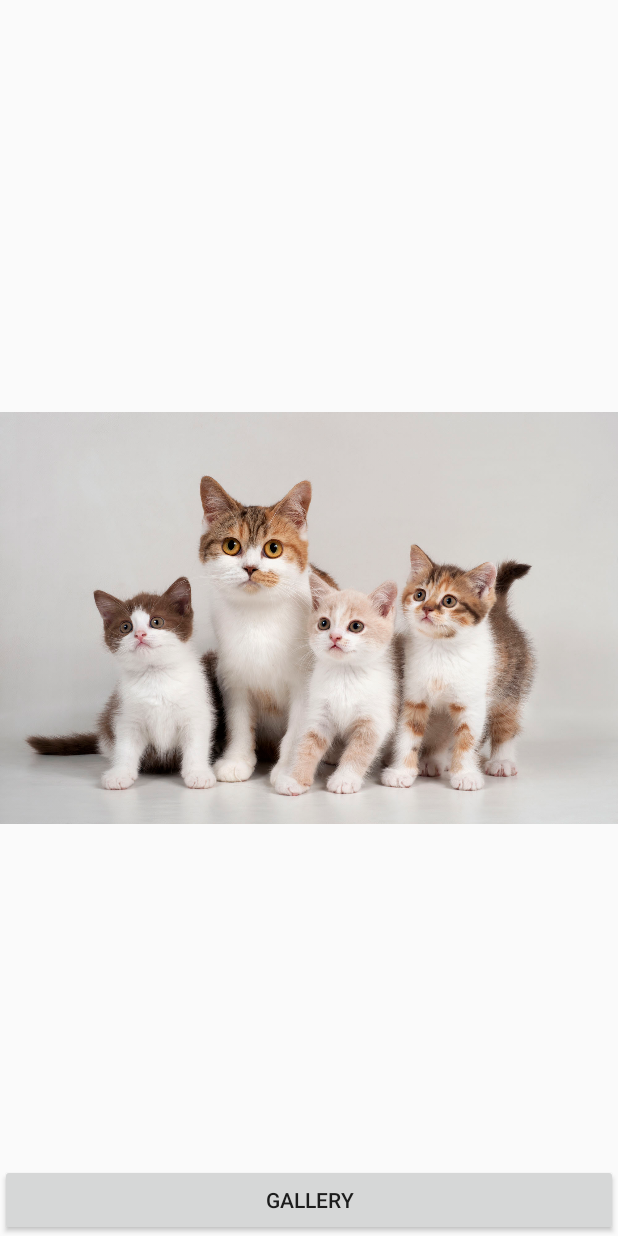
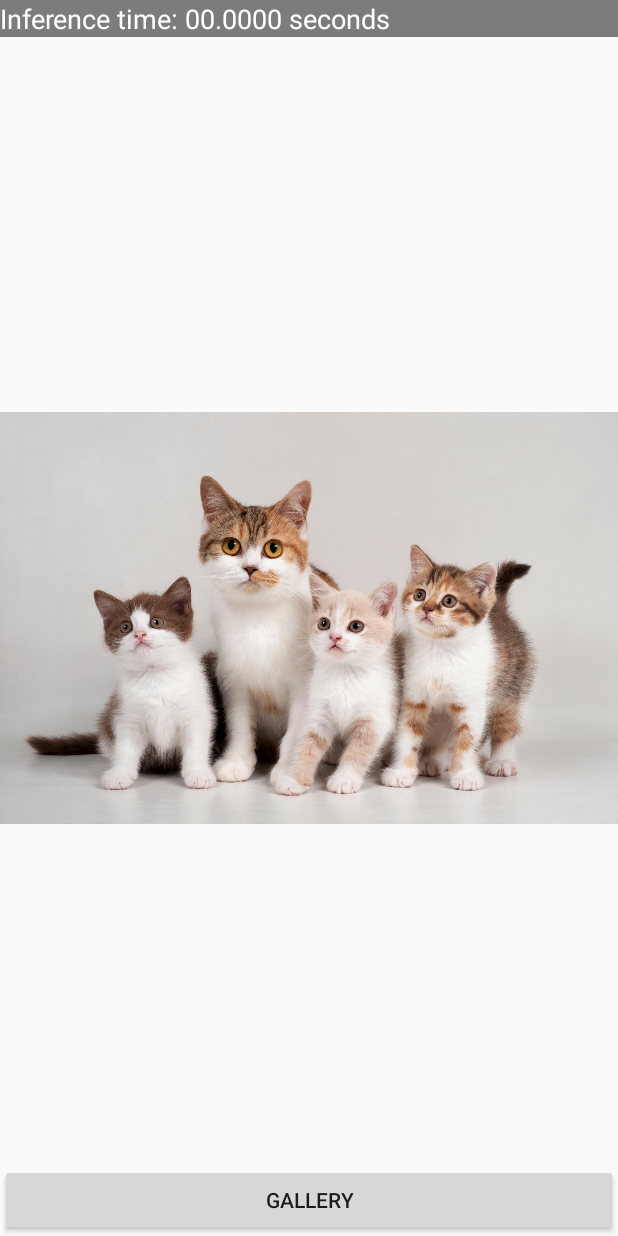
Before and after one commit to temirgaliyev/pytorch_mobile_detection, an Android app: the screen it shows after launch (MainActivity), on a phone screen of 412 x 824 dp. Run offline under Robolectric (Android 15) with nearby library versions, the phone set to English and light mode, and no system bars; 5 statements that could not run were skipped.

Commit message:
add&refactor: DETR, inference time, abstraction

```diff
--- a/app/src/main/java/org/pytorch/helloworld/AbstractDetection.java
+++ b/app/src/main/java/org/pytorch/helloworld/AbstractDetection.java
@@ -1,10 +1,68 @@
 package org.pytorch.helloworld;
 
+import android.content.Context;
 import android.graphics.Bitmap;
 
+import org.pytorch.IValue;
+import org.pytorch.Module;
+import org.pytorch.Tensor;
+import org.pytorch.helloworld.SSD.SSDUtils;
+
+import java.io.IOException;
 import java.util.ArrayList;
+import java.util.Arrays;
+
+import static org.pytorch.helloworld.Utils.assetFilePath;
 
 public abstract class AbstractDetection {
+    private Module module;
+    private long inferenceTime;
+    protected String moduleName;
+
+    public void loadModule(Context context) throws IOException {
+        module = Module.load(assetFilePath(context, moduleName));
+    }
+
+    public IValue forward(Tensor inputTensor){
+        long startTime = System.currentTimeMillis();
+        IValue output = module.forward(IValue.from(inputTensor));
+        long endTime = System.currentTimeMillis();
+        inferenceTime = endTime - startTime;
+        return output;
+    }
+
+    public ArrayList<Box> postprocess(IValue[] outputTensor, long NUM_CLASSES){
+        float[] confidencesTensor = outputTensor[0].toTensor().getDataAsFloatArray();
+        long[] confidencesShape = outputTensor[0].toTensor().shape();
+        float[] locationsTensor = outputTensor[1].toTensor().getDataAsFloatArray();
+        long[] locationsShape = outputTensor[1].toTensor().shape();
+
+        ArrayList<Box> locations = new ArrayList<>();
+
+        for (int i = 0; i < confidencesShape[1]; i++) {
+            int confidencesFrom = (int) (i * NUM_CLASSES);
+            int confidencesTo = (int) (confidencesFrom + NUM_CLASSES);
+
+            float[] confidence = Arrays.copyOfRange(confidencesTensor, confidencesFrom, confidencesTo);
+            float[] softmaxScores = SSDUtils.softmax(confidence);
+
+            int locationsFrom = (int) (i * locationsShape[2]);
+            Box location = Box.fromCentered(
+                    locationsTensor[locationsFrom], locationsTensor[locationsFrom + 1],
+                    locationsTensor[locationsFrom + 2], locationsTensor[locationsFrom + 3], softmaxScores);
+            locations.add(location);
+        }
+
+        return locations;
+
+    }
+
+
+    public abstract Tensor transform(Bitmap bitmap);
 
     public abstract ArrayList<Box> predict(Bitmap bitmap);
+
+    public long getInferenceTime() {
+        return inferenceTime;
+    }
 }
--- /dev/null
+++ b/app/src/main/java/org/pytorch/helloworld/DETR/DETR.java
@@ -0,0 +1,64 @@
+package org.pytorch.helloworld.DETR;
+
+import android.graphics.Bitmap;
+import android.util.Log;
+
+import org.pytorch.IValue;
+import org.pytorch.Tensor;
+import org.pytorch.helloworld.AbstractDetection;
+import org.pytorch.helloworld.Box;
+import org.pytorch.helloworld.SSD.SSDUtils;
+import org.pytorch.torchvision.TensorImageUtils;
+
+import java.util.ArrayList;
+import java.util.Arrays;
+import java.util.LinkedList;
+
+import static org.pytorch.helloworld.DETR.DETRConfig.IMAGE_SIZE;
+import static org.pytorch.helloworld.DETR.DETRConfig.NORMALIZATION_MEAN;
+import static org.pytorch.helloworld.DETR.DETRConfig.NORMALIZATION_STD;
+import static org.pytorch.helloworld.DETR.DETRConfig.CLASSES;
+import static org.pytorch.helloworld.DETR.DETRConfig.PROBABILITY_THRESHOLD;
+import static org.pytorch.helloworld.Utils.resize;
+
+public class DETR extends AbstractDetection {
+    private final String TAG = "DETR_CLASS";
+
+
+    public DETR(){
+        moduleName = "model_detection_detr.pt";
+    }
+
+    @Override
+    public Tensor transform(Bitmap bitmap) {
+        Bitmap scaledBitmap = resize(bitmap, IMAGE_SIZE);
+        return TensorImageUtils.bitmapToFloat32Tensor(scaledBitmap,
+                NORMALIZATION_MEAN,
+                NORMALIZATION_STD);
+    }
+
+    @Override
+    public ArrayList<Box> predict(Bitmap bitmap) {
+        int originalImageWidth = bitmap.getWidth();
+        int originalImageHeight = bitmap.getHeight();
+
+        Tensor inputTensor = transform(bitmap);
+
+        final IValue[] outputTensor = forward(inputTensor).toTuple();
+        final long NUM_CLASSES = outputTensor[0].toTensor().shape()[2];
+        ArrayList<Box> boxes = postprocess(outputTensor, NUM_CLASSES);
+
+        ArrayList<Box> pickedBoxes = new ArrayList<>();
+
+        for (Box box : boxes) {
+            if (box.getMaxProbability() >= PROBABILITY_THRESHOLD && box.getMaxIndex() != 91){
+                pickedBoxes.add(box);
+                box.setCls(CLASSES[box.getMaxIndex()]);
+                box.scaleBox(originalImageWidth, originalImageHeight);
+            }
+        }
+
+        return pickedBoxes;
+    }
+
+}
--- a/app/src/main/java/org/pytorch/helloworld/DETR/Detr.java
+++ /dev/null
@@ -1,4 +0,0 @@
-package org.pytorch.helloworld.DETR;
-
-public class Detr {
-}
--- a/app/src/main/java/org/pytorch/helloworld/MainActivity.java
+++ b/app/src/main/java/org/pytorch/helloworld/MainActivity.java
@@ -1,69 +1,62 @@
 package org.pytorch.helloworld;
 
-import android.content.Context;
 import android.content.Intent;
 import android.graphics.Bitmap;
 import android.graphics.BitmapFactory;
-import android.graphics.Canvas;
-import android.graphics.Color;
-import android.graphics.Paint;
 import android.net.Uri;
 import android.os.Bundle;
 import android.util.Log;
 import android.view.View;
 import android.widget.ImageView;
+import android.widget.TextView;
 import android.widget.Toast;
 
 import androidx.appcompat.app.AppCompatActivity;
 
-import org.pytorch.IValue;
-import org.pytorch.Module;
-import org.pytorch.Tensor;
-import org.pytorch.helloworld.SSD.SSD;
-import org.pytorch.helloworld.SSD.SSDConfig;
-import org.pytorch.helloworld.SSD.SSDUtils;
-import org.pytorch.torchvision.TensorImageUtils;
+import org.pytorch.helloworld.DETR.DETR;
 
-import java.io.File;
 import java.io.FileNotFoundException;
-import java.io.FileOutputStream;
 import java.io.IOException;
 import java.io.InputStream;
-import java.io.OutputStream;
 import java.util.ArrayList;
-import java.util.Arrays;
-import java.util.LinkedList;
 
 import static org.pytorch.helloworld.Utils.drawRectangles;
 import static org.pytorch.helloworld.Utils.initUtils;
-import static org.pytorch.helloworld.Utils.scaleBitmapImage;
+import static org.pytorch.helloworld.Utils.millisToShortDHMS;
 
 public class MainActivity extends AppCompatActivity {
+    private final String TAG = "MAIN_ACTIVITY";
 
     private static final int RESULT_LOAD_IMG = 0xAAA;
     ImageView imageView;
+    TextView textView;
     BitmapFactory.Options bitmapOptions = new BitmapFactory.Options();
-    AbstractDetection detection;
+    AbstractDetection detector;
 
     @Override
     protected void onCreate(Bundle savedInstanceState) {
         super.onCreate(savedInstanceState);
         setContentView(R.layout.activity_main);
 
-        imageView = findViewById(R.id.image);
+        imageView = findViewById(R.id.imageView);
+        textView = findViewById(R.id.textView);
+
         bitmapOptions.inMutable = true;
 
         initUtils();
+//        detector = new SSD();
+        detector = new DETR();
 
         try {
-            detection = new SSD(this);
+            detector.loadModule(this);
             Bitmap bitmap = BitmapFactory.decodeStream(getAssets().open("image.jpg"), null, bitmapOptions);
-            ArrayList<Box> boxes = detection.predict(bitmap);
+            ArrayList<Box> boxes = detector.predict(bitmap);
             drawRectangles(boxes, bitmap);
             imageView.setImageBitmap(bitmap);
+            textView.setText(String.format("Inference time: %s", millisToShortDHMS(detector.getInferenceTime())));
 
         } catch (IOException e) {
-            Log.e("MainActivity", "Error reading assets", e);
+            Log.e(TAG, "Error reading assets", e);
             finish();
         }
     }
@@ -87,11 +80,10 @@ public class MainActivity extends AppCompatActivity {
                 final InputStream imageStream = getContentResolver().openInputStream(imageUri);
                 final Bitmap selectedImage = BitmapFactory.decodeStream(imageStream, null, bitmapOptions);
                 assert selectedImage != null;
-                ArrayList<Box> boxes = detection.predict(selectedImage);
+                ArrayList<Box> boxes = detector.predict(selectedImage);
                 drawRectangles(boxes, selectedImage);
                 imageView.setImageBitmap(selectedImage);
-
-//                Toast.makeText(MainActivity.this, "Everything is ok!", Toast.LENGTH_LONG).show();
+                textView.setText(String.format("Inference time: %s", millisToShortDHMS(detector.getInferenceTime())));
             } catch (FileNotFoundException e) {
                 e.printStackTrace();
                 Toast.makeText(MainActivity.this, "Something went wrong", Toast.LENGTH_LONG).show();
--- a/app/src/main/java/org/pytorch/helloworld/SSD/SSDConfig.java
+++ b/app/src/main/java/org/pytorch/helloworld/SSD/SSDConfig.java
@@ -3,14 +3,16 @@ package org.pytorch.helloworld.SSD;
 import java.util.ArrayList;
 
 public class SSDConfig {
-    public static final float[] mean = new float[]{0f, 0f, 0f};
-    public static final float[] std = new float[]{1f, 1f, 1f};
-    public static final float centerVariance = 0.1f;
-    public static final float sizeVariance = 0.2f;
+    static final float[] NORMALIZATION_MEAN = new float[]{0f, 0f, 0f};
+    static final float[] NORMALIZATION_STD = new float[]{1f, 1f, 1f};
+    static final float CENTER_VARIANCE = 0.1f;
+    static final float SIZE_VARIANCE = 0.2f;
+    static final float PROBABILITY_THRESHOLD = 0.2f;
+    static final float IOU_THRESHOLD = 0.45f;
 
-    public static final int size = 300;
+    static final int IMAGE_SIZE = 300;
 
-    public static final SSDSpec[] specs = new SSDSpec[]{
+    private static final SSDSpec[] SPECS = new SSDSpec[]{
             new SSDSpec(19, 16, new SSDBoxSizes(60, 105), new int[]{2, 3}),
             new SSDSpec(10, 32, new SSDBoxSizes(105, 150), new int[]{2, 3}),
             new SSDSpec(5, 64, new SSDBoxSizes(150, 195), new int[]{2, 3}),
@@ -19,9 +21,9 @@ public class SSDConfig {
             new SSDSpec(1, 300, new SSDBoxSizes(285, 330), new int[]{2, 3})
     };
 
-    public static final ArrayList<Prior> priors = SSDUtils.generateSSDPriors(specs, size);
+    static final ArrayList<Prior> PRIORS = SSDUtils.generateSSDPriors(SPECS, IMAGE_SIZE);
 
-    public static String[] classes = new String[]{
+    static final String[] CLASSES = new String[]{
             "BACKGROUND", "aeroplane", "bicycle", "bird", "boat", "bottle", "bus", "car",
             "cat", "chair", "cow", "diningtable", "dog", "horse", "motorbike", "person",
             "pottedplant", "sheep", "sofa", "train", "tvmonitor"
--- a/app/src/main/java/org/pytorch/helloworld/SSD/SSDUtils.java
+++ b/app/src/main/java/org/pytorch/helloworld/SSD/SSDUtils.java
@@ -1,8 +1,6 @@
 package org.pytorch.helloworld.SSD;
 
 import org.pytorch.helloworld.Box;
-import org.pytorch.helloworld.SSD.Prior;
-import org.pytorch.helloworld.SSD.SSDSpec;
 
 import java.util.ArrayList;
 import java.util.Collections;
--- a/app/src/main/java/org/pytorch/helloworld/Utils.java
+++ b/app/src/main/java/org/pytorch/helloworld/Utils.java
@@ -6,14 +6,13 @@ import android.graphics.Canvas;
 import android.graphics.Color;
 import android.graphics.Paint;
 
-import org.pytorch.helloworld.SSD.SSDConfig;
-
 import java.io.File;
 import java.io.FileOutputStream;
 import java.io.IOException;
 import java.io.InputStream;
 import java.io.OutputStream;
 import java.util.ArrayList;
+import java.util.concurrent.TimeUnit;
 
 public class Utils {
 
@@ -33,13 +32,28 @@ public class Utils {
         Canvas canvas = new Canvas(bitmap);
         for (Box box : boxes) {
             canvas.drawRect(box.getTopLeftX(), box.getTopLeftY(), box.getBotRightX(), box.getBotRightY(), rectPaint);
-            String text = String.format("Class: %s; Probability: %.2f", SSDConfig.classes[box.getMaxIndex()], box.getMaxProbability());
+            String text = String.format("%s: %.2f", box.getCls(), box.getMaxProbability());
             canvas.drawText(text, box.getTopLeftX() + 20, box.getTopLeftY() + 40, textPaint);
         }
     }
 
-    public static Bitmap scaleBitmapImage(Bitmap bitmap, int width, int height) {
+    public static Bitmap resize(Bitmap bitmap, int width, int height){
         return Bitmap.createScaledBitmap(bitmap, width, height, true);
+    }
+
+    public static Bitmap resize(Bitmap bitmap, int size){
+        int width;
+        int height;
+
+        if (bitmap.getWidth() < bitmap.getHeight()){
+            width = size;
+            height = bitmap.getHeight()*width/bitmap.getWidth();
+        } else{
+            height = size;
+            width = bitmap.getWidth()*height/bitmap.getHeight();
+        }
+
+        return resize(bitmap, width, height);
     }
 
     /**
@@ -65,4 +79,14 @@ public class Utils {
             return file.getAbsolutePath();
         }
     }
+
+    public static String millisToShortDHMS(long duration) {
+        long seconds    = TimeUnit.MILLISECONDS.toSeconds(duration) -
+                TimeUnit.MINUTES.toSeconds(TimeUnit.MILLISECONDS.toMinutes(duration));
+        long millis     = TimeUnit.MILLISECONDS.toMillis(duration) -
+                TimeUnit.SECONDS.toMillis(TimeUnit.MILLISECONDS.toSeconds(duration));
+
+        return String.format("%02d.%04d seconds", seconds, millis);
+    }
+
 }
--- a/app/src/main/res/layout/activity_main.xml
+++ b/app/src/main/res/layout/activity_main.xml
@@ -5,18 +5,30 @@
     android:layout_height="match_parent"
     tools:context=".MainActivity">
 
+    <TextView
+        android:id="@+id/textView"
+        android:layout_width="match_parent"
+        android:layout_height="wrap_content"
+        android:layout_gravity="top"
+        android:textSize="18sp"
+        android:background="#80000000"
+        android:textColor="@android:color/white" />
+
+
     <ImageView
-        android:id="@+id/image"
+        android:id="@+id/imageView"
         android:layout_width="match_parent"
         android:layout_height="match_parent"
-        android:scaleType="fitCenter" />
+        android:scaleType="fitCenter"
+        android:contentDescription="@string/detected_image" />
+
 
     <Button
         android:id="@+id/button"
         android:layout_width="match_parent"
         android:layout_height="wrap_content"
         android:onClick="onGalleryClick"
-        android:text="Gallery"
+        android:text="@string/gallery"
         android:layout_gravity="bottom"
 
         />
--- a/app/src/main/res/values/strings.xml
+++ b/app/src/main/res/values/strings.xml
@@ -1,3 +1,5 @@
 <resources>
     <string name="app_name">Pytorch Hello World</string>
+    <string name="gallery">Gallery</string>
+    <string name="detected_image">Detected image</string>
 </resources>
```
Also changed, not shown: app/src/main/java/org/pytorch/helloworld/Box.java (+9 -0 lines), app/src/main/java/org/pytorch/helloworld/DETR/DETRConfig.java (added, +27 -0 lines), app/src/main/java/org/pytorch/helloworld/SSD/SSD.java (+26 -38 lines).
